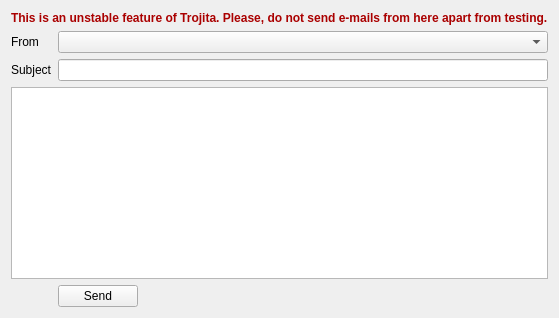
Above: src/Gui/ComposeWidget.ui from jktjkt/trojita before the change. Below: the same form after it.
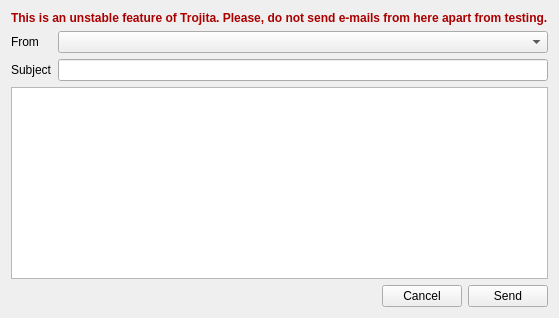
That is the form after the change.

```diff
--- a/src/Gui/ComposeWidget.ui
+++ b/src/Gui/ComposeWidget.ui
@@ -29,22 +29,6 @@
      </property>
     </widget>
    </item>
-   <item row="4" column="1">
-    <widget class="QPushButton" name="sendButton">
-     <property name="sizePolicy">
-      <sizepolicy hsizetype="Fixed" vsizetype="Fixed">
-       <horstretch>0</horstretch>
-       <verstretch>0</verstretch>
-      </sizepolicy>
-     </property>
-     <property name="layoutDirection">
-      <enum>Qt::RightToLeft</enum>
-     </property>
-     <property name="text">
-      <string>Send</string>
-     </property>
-    </widget>
-   </item>
    <item row="2" column="0">
     <widget class="QLabel" name="subjectLabel">
      <property name="text">
@@ -105,6 +89,46 @@
      </property>
     </widget>
    </item>
+   <item row="7" column="0" colspan="2">
+    <layout class="QHBoxLayout" name="horizontalLayout">
+     <item>
+      <spacer name="horizontalSpacer">
+       <property name="orientation">
+        <enum>Qt::Horizontal</enum>
+       </property>
+       <property name="sizeHint" stdset="0">
+        <size>
+         <width>40</width>
+         <height>20</height>
+        </size>
+       </property>
+      </spacer>
+     </item>
+     <item>
+      <widget class="QPushButton" name="cancelButton">
+       <property name="text">
+        <string>Cancel</string>
+       </property>
+      </widget>
+     </item>
+     <item>
+      <widget class="QPushButton" name="sendButton">
+       <property name="sizePolicy">
+        <sizepolicy hsizetype="Minimum" vsizetype="Fixed">
+         <horstretch>0</horstretch>
+         <verstretch>0</verstretch>
+        </sizepolicy>
+       </property>
+       <property name="layoutDirection">
+        <enum>Qt::RightToLeft</enum>
+       </property>
+       <property name="text">
+        <string>Send</string>
+       </property>
+      </widget>
+     </item>
+    </layout>
+   </item>
   </layout>
  </widget>
  <resources/>
```
Left out of the diff: 25 changed lines with no effect on the pictures.
